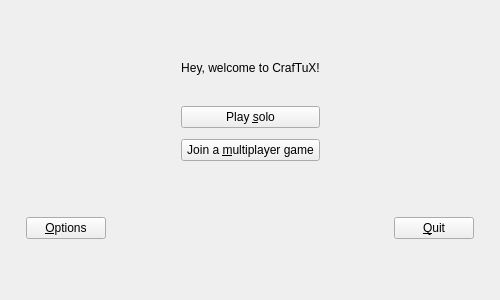
Above: src/gui/CraftuxHome.ui from Glycaa/CrafTuX before the change. Below: the same form after it.
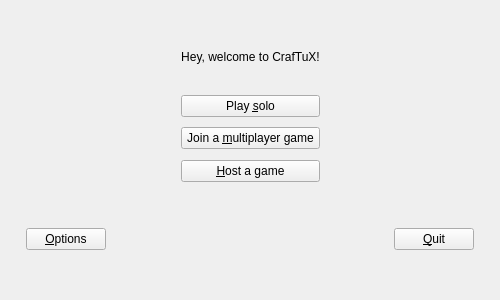
That is the form after the change.

Commit message: Added button "Host a game".

```diff
--- a/src/gui/CraftuxHome.ui
+++ b/src/gui/CraftuxHome.ui
@@ -132,6 +132,26 @@
            </property>
           </spacer>
          </item>
+         <item row="6" column="0">
+          <widget class="QPushButton" name="serverButton">
+           <property name="text">
+            <string>&amp;Host a game</string>
+           </property>
+          </widget>
+         </item>
+         <item row="5" column="0">
+          <spacer name="menuVerticalSpacer3">
+           <property name="orientation">
+            <enum>Qt::Vertical</enum>
+           </property>
+           <property name="sizeHint" stdset="0">
+            <size>
+             <width>20</width>
+             <height>5</height>
+            </size>
+           </property>
+          </spacer>
+         </item>
         </layout>
        </item>
        <item>
```
